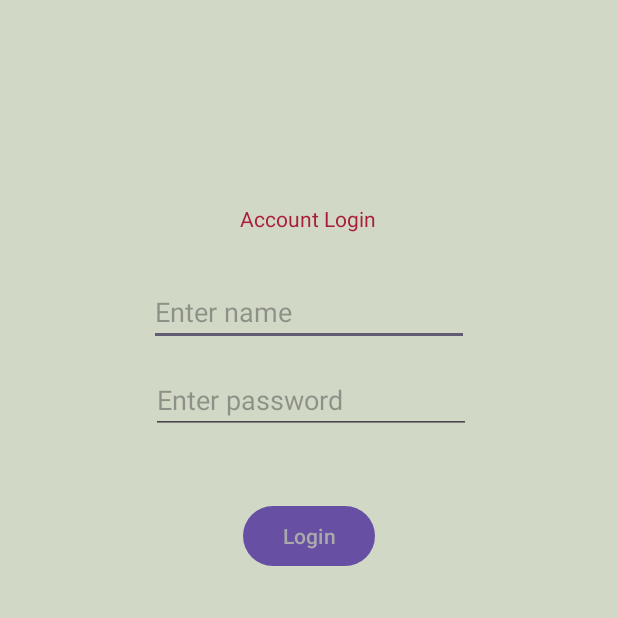
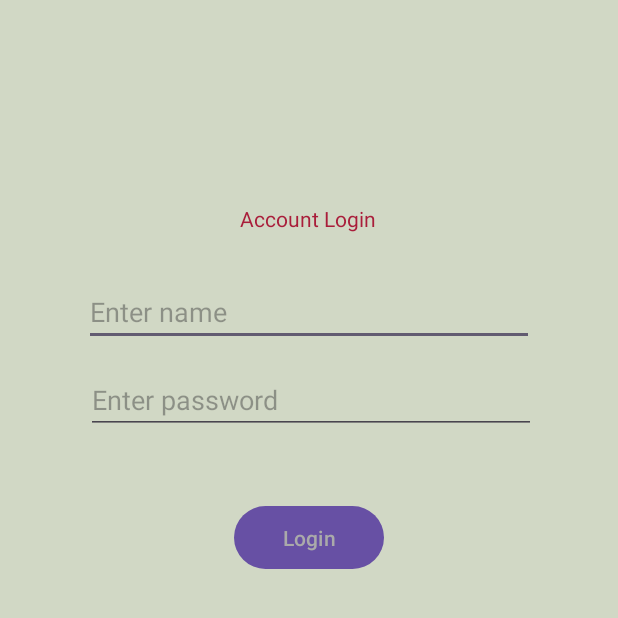
Before and after one commit to sanjanas01/appdev, an Android app: the screen it shows after launch (MainActivity), on a phone screen of 412 x 824 dp, the top half of it. Run offline under Robolectric (Android 15) with nearby library versions, the phone set to English and light mode, and no system bars.

Commit message:
new commit

```diff
--- a/app/src/main/res/layout/activity_main.xml
+++ b/app/src/main/res/layout/activity_main.xml
@@ -9,8 +9,8 @@
 
     <Button
         android:id="@+id/button"
-        android:layout_width="wrap_content"
-        android:layout_height="wrap_content"
+        android:layout_width="100dp"
+        android:layout_height="50dp"
         android:layout_marginTop="44dp"
         android:textColor="@android:color/darker_gray"
         android:text="Login"
@@ -34,12 +34,12 @@
 
     <EditText
         android:id="@+id/editTextTextEmailAddress"
-        android:layout_width="wrap_content"
+        android:layout_width="@dimen/landing"
         android:layout_height="wrap_content"
         android:layout_marginTop="185dp"
         android:ems="10"
         android:textColor="@color/mycl"
-        android:hint="Enter name"
+        android:hint="@string/enter_name"
         android:inputType="textEmailAddress"
         app:layout_constraintEnd_toEndOf="parent"
         app:layout_constraintStart_toStartOf="parent"
@@ -47,11 +47,11 @@
 
     <EditText
         android:id="@+id/editTextTextPassword"
-        android:layout_width="wrap_content"
+        android:layout_width="@dimen/landing"
         android:layout_height="wrap_content"
         android:layout_marginStart="1dp"
         android:layout_marginTop="13dp"
-        android:hint="Enter password"
+        android:hint="@string/enter_password"
         android:textColor="@color/mycl"
         android:ems="10"
         android:inputType="numberPassword"
--- /dev/null
+++ b/app/src/main/res/values/dimen.xml
@@ -0,0 +1,4 @@
+<?xml version="1.0" encoding="utf-8"?>
+<resources>
+    <dimen name="landing">300dp</dimen>
+</resources>
--- a/app/src/main/res/values/strings.xml
+++ b/app/src/main/res/values/strings.xml
@@ -1,3 +1,5 @@
 <resources>
     <string name="app_name">vit</string>
+    <string name="enter_name">Enter name</string>
+    <string name="enter_password">Enter password</string>
 </resources>
```
Also changed, not shown: app/src/main/res/layout/bday.xml (added, +45 -0 lines), 1 other file.
